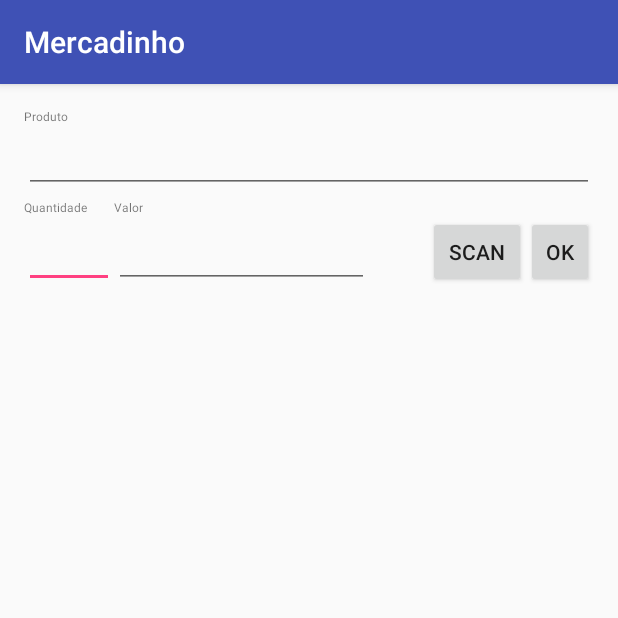
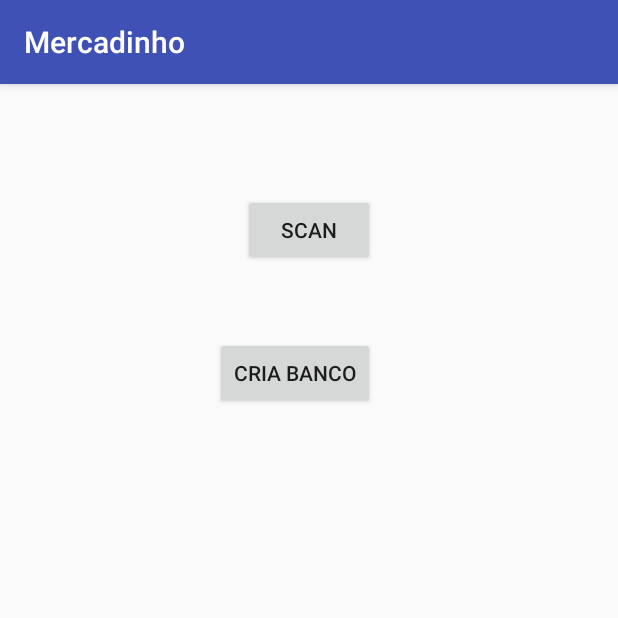
Before and after one commit to ruanstaron/Mercadinho, an Android app: the screen it shows after launch (MainActivity), on a phone screen of 412 x 824 dp, the top half of it. Run offline under Robolectric (Android 15) with nearby library versions, the phone set to English and light mode, and no system bars.

Commit message:
- Criando banco e inserindo as tabelas

```diff
--- a/app/src/main/AndroidManifest.xml
+++ b/app/src/main/AndroidManifest.xml
@@ -15,6 +15,11 @@
                 <category android:name="android.intent.category.LAUNCHER" />
             </intent-filter>
         </activity>
+        <activity
+            android:name=".Scan"
+            android:label="@string/title_activity_main_activity"
+            android:theme="@style/AppTheme.NoActionBar" />
+        <activity android:name=".Banco"></activity>
     </application>
 
 </manifest>
--- a/app/src/main/java/com/example/ruanstaron/mercadinho/MainActivity.java
+++ b/app/src/main/java/com/example/ruanstaron/mercadinho/MainActivity.java
@@ -1,74 +1,24 @@
 package com.example.ruanstaron.mercadinho;
 
+import android.content.Intent;
 import android.support.v7.app.AppCompatActivity;
 import android.os.Bundle;
-import com.google.zxing.integration.android.IntentIntegrator;
-import com.google.zxing.integration.android.IntentResult;
-import android.content.Intent;
 import android.view.View;
-import android.view.View.OnClickListener;
-import android.widget.ArrayAdapter;
-import android.widget.Button;
-import android.widget.EditText;
-import android.widget.ListView;
-import android.widget.TextView;
-import android.widget.Toast;
 
-import java.util.ArrayList;
-
-public class MainActivity extends AppCompatActivity implements OnClickListener {
-    private Button scanBtn, okBtn;
-    private EditText etProduto, etQuantidade, etValor;
-    ListView listaProdutos;
-    private ArrayList<String> produtos;
-    private ArrayAdapter<String> arrayAdapter;
+public class MainActivity extends AppCompatActivity {
     @Override
     protected void onCreate(Bundle savedInstanceState) {
         super.onCreate(savedInstanceState);
-        setContentView(R.layout.activity_main);
-        scanBtn = (Button)findViewById(R.id.scan_button);
-        okBtn = (Button)findViewById(R.id.bOk);
-        etProduto = (EditText) findViewById(R.id.etProduto);
-        etQuantidade = (EditText) findViewById(R.id.etQuantidade);
-        etValor = (EditText) findViewById(R.id.etValor);
-        listaProdutos = (ListView) findViewById(R.id.lvProdutos);
-        scanBtn.setOnClickListener(this);
-        okBtn.setOnClickListener(this);
-        produtos = new ArrayList<String>();
+        setContentView(R.layout.main_activity);
     }
 
-    public void onClick(View v){
-        if(v.getId()==R.id.scan_button){
-            IntentIntegrator scanIntegrator = new IntentIntegrator(this);
-            scanIntegrator.initiateScan();
-        }
-        if(v.getId()==R.id.bOk){
-            geraProduto(v);
-            etProduto.setText("");
-            etQuantidade.setText("");
-            etValor.setText("");
-        }
+    public void startScan(View view) {
+        Intent scan = new Intent(this, Scan.class);
+        startActivity(scan);
     }
 
-    public void onActivityResult(int requestCode, int resultCode, Intent intent) {
-        IntentResult scanningResult = IntentIntegrator.parseActivityResult(requestCode, resultCode, intent);
-        if (scanningResult != null) {
-            String scanContent = scanningResult.getContents();
-            String scanFormat = scanningResult.getFormatName();
-            //formatTxt.setText("FORMAT: " + scanFormat);
-            etProduto.setText(scanContent);
-        }
-        else{
-            Toast toast = Toast.makeText(getApplicationContext(),
-                    "No scan data received!", Toast.LENGTH_SHORT);
-            toast.show();
-        }
-    }
-
-    public void geraProduto(View v){
-        Produto produto = new Produto(etProduto.getText().toString(), etValor.getText().toString(), etQuantidade.getText().toString());
-        produtos.add(produto.toString());
-        arrayAdapter = new ArrayAdapter<String>(this, android.R.layout.simple_list_item_1, produtos);
-        listaProdutos.setAdapter(arrayAdapter);
+    public void startBanco(View view) {
+        Intent banco = new Intent(this, Banco.class);
+        startActivity(banco);
     }
 }
--- /dev/null
+++ b/app/src/main/res/layout/main_activity.xml
@@ -0,0 +1,27 @@
+<?xml version="1.0" encoding="utf-8"?>
+<RelativeLayout xmlns:android="http://schemas.android.com/apk/res/android"
+    xmlns:tools="http://schemas.android.com/tools"
+    android:layout_width="match_parent"
+    android:layout_height="match_parent"
+    tools:context="com.example.ruanstaron.mercadinho.MainActivity">
+
+    <Button
+        android:id="@+id/bScan"
+        android:layout_width="wrap_content"
+        android:layout_height="wrap_content"
+        android:layout_centerHorizontal="true"
+        android:layout_marginTop="73dp"
+        android:text="Scan"
+        android:onClick="startScan"/>
+
+    <Button
+        android:id="@+id/bBanco"
+        android:layout_width="wrap_content"
+        android:layout_height="wrap_content"
+        android:layout_alignEnd="@+id/bScan"
+        android:layout_below="@+id/bScan"
+        android:layout_marginTop="47dp"
+        android:text="Cria Banco"
+        android:onClick="startBanco"/>
+
+</RelativeLayout>
--- a/app/src/main/res/layout/activity_main.xml
+++ b/app/src/main/res/layout/scan.xml
@@ -8,7 +8,7 @@
     android:paddingLeft="@dimen/activity_horizontal_margin"
     android:paddingRight="@dimen/activity_horizontal_margin"
     android:paddingTop="@dimen/activity_vertical_margin"
-    tools:context="com.example.ruanstaron.mercadinho.MainActivity">
+    tools:context="com.example.ruanstaron.mercadinho.Scan">
 
 
     <Button
--- a/app/src/main/res/values/dimens.xml
+++ b/app/src/main/res/values/dimens.xml
@@ -2,4 +2,5 @@
     <!-- Default screen margins, per the Android Design guidelines. -->
     <dimen name="activity_horizontal_margin">16dp</dimen>
     <dimen name="activity_vertical_margin">16dp</dimen>
+    <dimen name="fab_margin">16dp</dimen>
 </resources>
--- a/app/src/main/res/values/strings.xml
+++ b/app/src/main/res/values/strings.xml
@@ -1,4 +1,5 @@
 <resources>
     <string name="app_name">Mercadinho</string>
     <string name="scan">Scan</string>
+    <string name="title_activity_main_activity">main_activity</string>
 </resources>
--- a/app/src/main/res/values/styles.xml
+++ b/app/src/main/res/values/styles.xml
@@ -8,4 +8,13 @@
         <item name="colorAccent">@color/colorAccent</item>
     </style>
 
+    <style name="AppTheme.NoActionBar">
+        <item name="windowActionBar">false</item>
+        <item name="windowNoTitle">true</item>
+    </style>
+
+    <style name="AppTheme.AppBarOverlay" parent="ThemeOverlay.AppCompat.Dark.ActionBar" />
+
+    <style name="AppTheme.PopupOverlay" parent="ThemeOverlay.AppCompat.Light" />
+
 </resources>
```
Also changed, not shown: app/src/main/java/com/example/ruanstaron/mercadinho/Banco.java (added, +30 -0 lines), app/src/main/java/com/example/ruanstaron/mercadinho/Produto.java (+14 -0 lines), app/src/main/java/com/example/ruanstaron/mercadinho/Scan.java (added, +73 -0 lines), app/src/main/res/layout/activity_banco.xml (added, +9 -0 lines).
